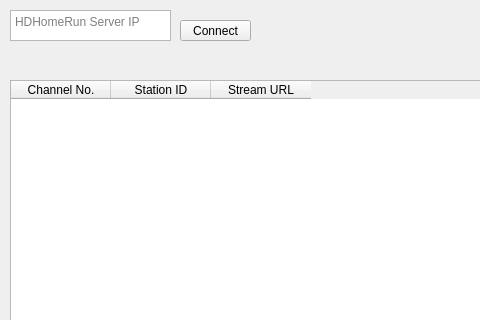
Before: the Qt Designer form mainwindow.ui in scoronado12/hdhomerun-gui, drawn with Qt 5; both pictures show x 0 to 480 and y 0 to 320 of the 806 by 597 pixel window.
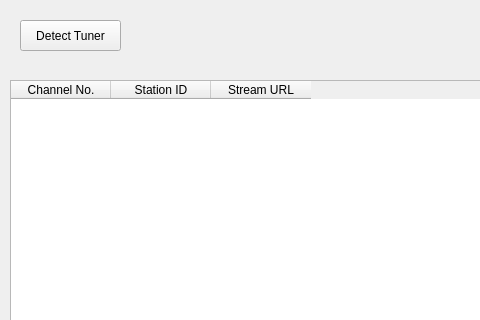
After: the same form once the commit is applied.

Commit message: Add libhdhomerun dependencies for autodetecting tuner

Diff of the .ui file:
```diff
--- a/mainwindow.ui
+++ b/mainwindow.ui
@@ -26,37 +26,17 @@
    <string>HDHomeRun</string>
   </property>
   <widget class="QWidget" name="centralwidget">
-   <widget class="QTextEdit" name="ip_addressbox">
-    <property name="geometry">
-     <rect>
-      <x>10</x>
-      <y>10</y>
-      <width>161</width>
-      <height>31</height>
-     </rect>
-    </property>
-    <property name="html">
-     <string>&lt;!DOCTYPE HTML PUBLIC &quot;-//W3C//DTD HTML 4.0//EN&quot; &quot;http://www.w3.org/TR/REC-html40/strict.dtd&quot;&gt;
-&lt;html&gt;&lt;head&gt;&lt;meta name=&quot;qrichtext&quot; content=&quot;1&quot; /&gt;&lt;style type=&quot;text/css&quot;&gt;
-p, li { white-space: pre-wrap; }
-&lt;/style&gt;&lt;/head&gt;&lt;body style=&quot; font-family:'Noto Sans'; font-size:10pt; font-weight:400; font-style:normal;&quot;&gt;
-&lt;p style=&quot;-qt-paragraph-type:empty; margin-top:0px; margin-bottom:0px; margin-left:0px; margin-right:0px; -qt-block-indent:0; text-indent:0px;&quot;&gt;&lt;br /&gt;&lt;/p&gt;&lt;/body&gt;&lt;/html&gt;</string>
-    </property>
-    <property name="placeholderText">
-     <string>HDHomeRun Server IP</string>
-    </property>
-   </widget>
    <widget class="QPushButton" name="connect_button">
     <property name="geometry">
      <rect>
-      <x>180</x>
+      <x>20</x>
       <y>20</y>
-      <width>71</width>
-      <height>21</height>
+      <width>101</width>
+      <height>31</height>
      </rect>
     </property>
     <property name="text">
-     <string>Connect</string>
+     <string>Detect Tuner</string>
     </property>
    </widget>
    <widget class="QTableWidget" name="channelTable">
```
The commit also changes 4 other files.
